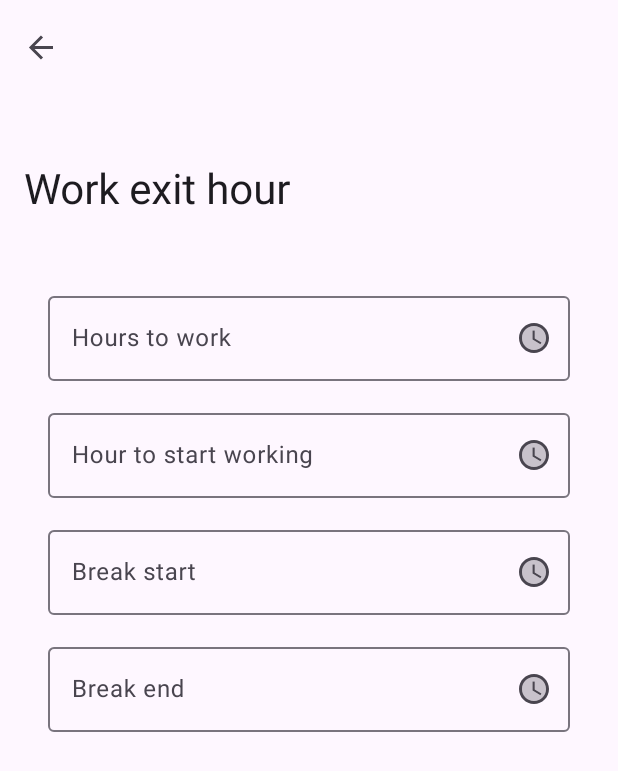
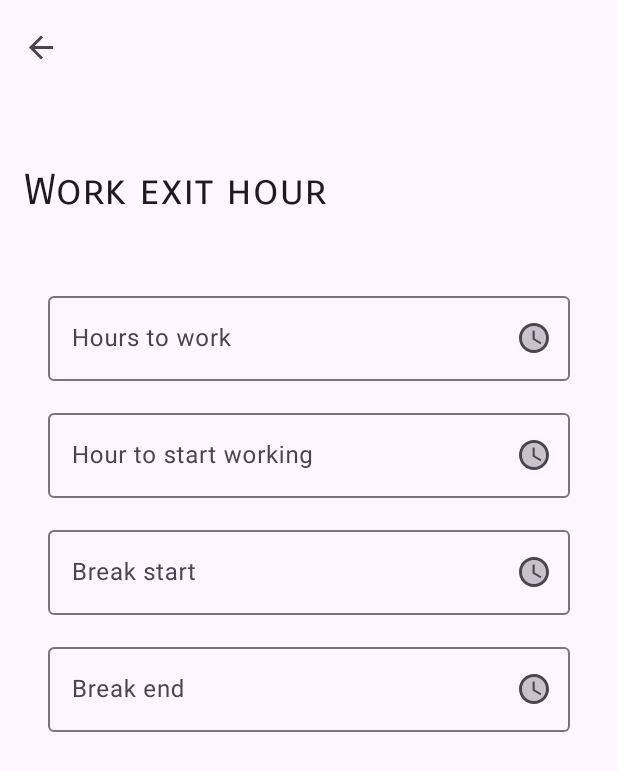
Before and after one commit to Bleeping-Dragon/Twiftly, an Android app: the WorkingHoursPage screen opened through its navigation route, on a phone screen of 412 x 824 dp. Shown: the top 771 px of the screen. Run offline under Robolectric (Android 15) with nearby library versions, the phone set to English and light mode, and no system bars; our stand-ins replace navigation-ui.

Commit message:
Updated font styles.

```diff
--- a/app/src/main/java/com/bleepingdragon/twiftly/WorkingHoursPage.kt
+++ b/app/src/main/java/com/bleepingdragon/twiftly/WorkingHoursPage.kt
@@ -1,14 +1,15 @@
 package com.bleepingdragon.twiftly
 
 import android.content.Intent
-import android.opengl.Visibility
+import android.graphics.Typeface
 import android.os.Bundle
 import android.provider.AlarmClock
 import android.text.InputType
-import androidx.fragment.app.Fragment
 import android.view.LayoutInflater
 import android.view.View
 import android.view.ViewGroup
+import androidx.core.content.res.ResourcesCompat
+import androidx.fragment.app.Fragment
 import androidx.navigation.fragment.findNavController
 import androidx.navigation.ui.setupWithNavController
 import com.bleepingdragon.twiftly.databinding.FragmentWorkingHoursPageBinding
@@ -19,6 +20,7 @@ import com.google.android.material.timepicker.MaterialTimePicker.INPUT_MODE_CLOC
 import com.google.android.material.timepicker.MaterialTimePicker.INPUT_MODE_KEYBOARD
 import com.google.android.material.timepicker.TimeFormat
 import java.time.LocalDateTime
+
 
 // TODO: Rename parameter arguments, choose names that match
 // the fragment initialization parameters, e.g. ARG_ITEM_NUMBER
@@ -53,6 +55,12 @@ class WorkingHoursPage : Fragment() {
         //Setup the toolbar
         val navController = findNavController()
         binding.toolbar.setupWithNavController(navController)
+
+        val carroisGothic = ResourcesCompat.getFont(requireContext(), R.font.carrois_gothic_sc)
+        binding.collapsingToolbar.apply {
+            setCollapsedTitleTypeface(Typeface.DEFAULT)
+            setExpandedTitleTypeface(carroisGothic)
+        }
 
         //Hide by default the calculated hour and set alarm buttons
         binding.calculatedDateTextView.visibility = View.GONE
--- a/app/src/main/res/layout/fragment_working_hours_page.xml
+++ b/app/src/main/res/layout/fragment_working_hours_page.xml
@@ -11,6 +11,7 @@
         android:fitsSystemWindows="true">
 
         <com.google.android.material.appbar.CollapsingToolbarLayout
+            android:id="@+id/collapsingToolbar"
             app:layout_scrollFlags="scroll|exitUntilCollapsed"
             style="?attr/collapsingToolbarLayoutLargeStyle"
             android:layout_width="match_parent"
```
Also changed, not shown: app/src/main/res/font/carrois_gothic_sc.ttf (added).
